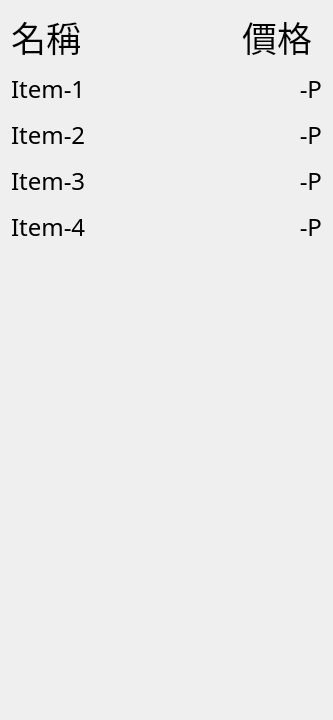
The window that scripts/UI_scripts/InGameUI.ui (MikeC-08/WF-Tradeable-items-Price-Checker) describes before a commit, drawn with Qt 5.
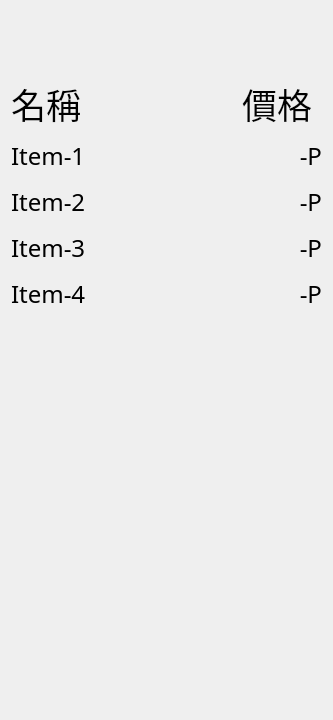
The same window after the commit.

The edit to the form file:
```diff
--- a/scripts/UI_scripts/InGameUI.ui
+++ b/scripts/UI_scripts/InGameUI.ui
@@ -14,7 +14,64 @@
    <string>Form</string>
   </property>
   <layout class="QGridLayout" name="gridLayout">
-   <item row="12" column="0">
+   <item row="0" column="0" colspan="2">
+    <widget class="QLabel" name="Message_holder">
+     <property name="font">
+      <font>
+       <family>微軟正黑體</family>
+       <pointsize>18</pointsize>
+      </font>
+     </property>
+     <property name="text">
+      <string/>
+     </property>
+    </widget>
+   </item>
+   <item row="11" column="1">
+    <widget class="QLabel" name="price_4">
+     <property name="minimumSize">
+      <size>
+       <width>0</width>
+       <height>40</height>
+      </size>
+     </property>
+     <property name="font">
+      <font>
+       <family>微軟正黑體</family>
+       <pointsize>18</pointsize>
+      </font>
+     </property>
+     <property name="text">
+      <string>-P</string>
+     </property>
+     <property name="alignment">
+      <set>Qt::AlignRight|Qt::AlignTrailing|Qt::AlignVCenter</set>
+     </property>
+    </widget>
+   </item>
+   <item row="9" column="1">
+    <widget class="QLabel" name="price_3">
+     <property name="minimumSize">
+      <size>
+       <width>0</width>
+       <height>40</height>
+      </size>
+     </property>
+     <property name="font">
+      <font>
+       <family>微軟正黑體</family>
+       <pointsize>18</pointsize>
+      </font>
+     </property>
+     <property name="text">
+      <string>-P</string>
+     </property>
+     <property name="alignment">
+      <set>Qt::AlignRight|Qt::AlignTrailing|Qt::AlignVCenter</set>
+     </property>
+    </widget>
+   </item>
+   <item row="14" column="0">
     <spacer name="verticalSpacer">
      <property name="orientation">
       <enum>Qt::Vertical</enum>
@@ -27,7 +84,7 @@
      </property>
     </spacer>
    </item>
-   <item row="0" column="1">
+   <item row="2" column="1">
     <widget class="QLabel" name="label">
      <property name="maximumSize">
       <size>
@@ -46,7 +103,7 @@
      </property>
     </widget>
    </item>
-   <item row="0" column="0">
+   <item row="2" column="0">
     <widget class="QLabel" name="Title">
      <property name="minimumSize">
       <size>
@@ -68,7 +125,7 @@
      </property>
     </widget>
    </item>
-   <item row="1" column="0">
+   <item row="3" column="0">
     <widget class="QLabel" name="item_1">
      <property name="font">
       <font>
@@ -81,7 +138,7 @@
      </property>
     </widget>
    </item>
-   <item row="1" column="1">
+   <item row="3" column="1">
     <widget class="QLabel" name="price_1">
      <property name="minimumSize">
       <size>
@@ -109,7 +166,7 @@
      </property>
     </widget>
    </item>
-   <item row="5" column="0">
+   <item row="7" column="0">
     <widget class="QLabel" name="item_2">
      <property name="font">
       <font>
@@ -122,7 +179,29 @@
      </property>
     </widget>
    </item>
-   <item row="7" column="0">
+   <item row="7" column="1">
+    <widget class="QLabel" name="price_2">
+     <property name="minimumSize">
+      <size>
+       <width>0</width>
+       <height>40</height>
+      </size>
+     </property>
+     <property name="font">
+      <font>
+       <family>微軟正黑體</family>
+       <pointsize>18</pointsize>
+      </font>
+     </property>
+     <property name="text">
+      <string>-P</string>
+     </property>
+     <property name="alignment">
+      <set>Qt::AlignRight|Qt::AlignTrailing|Qt::AlignVCenter</set>
+     </property>
+    </widget>
+   </item>
+   <item row="9" column="0">
     <widget class="QLabel" name="item_3">
      <property name="font">
       <font>
@@ -135,7 +214,7 @@
      </property>
     </widget>
    </item>
-   <item row="9" column="0">
+   <item row="11" column="0">
     <widget class="QLabel" name="item_4">
      <property name="font">
       <font>
@@ -148,69 +227,16 @@
      </property>
     </widget>
    </item>
-   <item row="5" column="1">
-    <widget class="QLabel" name="price_2">
-     <property name="minimumSize">
-      <size>
-       <width>0</width>
-       <height>40</height>
-      </size>
-     </property>
+   <item row="1" column="0" colspan="2">
+    <widget class="QLabel" name="Status_Holder">
      <property name="font">
       <font>
        <family>微軟正黑體</family>
-       <pointsize>18</pointsize>
+       <pointsize>12</pointsize>
       </font>
      </property>
      <property name="text">
-      <string>-P</string>
-     </property>
-     <property name="alignment">
-      <set>Qt::AlignRight|Qt::AlignTrailing|Qt::AlignVCenter</set>
-     </property>
-    </widget>
-   </item>
-   <item row="7" column="1">
-    <widget class="QLabel" name="price_3">
-     <property name="minimumSize">
-      <size>
-       <width>0</width>
-       <height>40</height>
-      </size>
-     </property>
-     <property name="font">
-      <font>
-       <family>微軟正黑體</family>
-       <pointsize>18</pointsize>
-      </font>
-     </property>
-     <property name="text">
-      <string>-P</string>
-     </property>
-     <property name="alignment">
-      <set>Qt::AlignRight|Qt::AlignTrailing|Qt::AlignVCenter</set>
-     </property>
-    </widget>
-   </item>
-   <item row="9" column="1">
-    <widget class="QLabel" name="price_4">
-     <property name="minimumSize">
-      <size>
-       <width>0</width>
-       <height>40</height>
-      </size>
-     </property>
-     <property name="font">
-      <font>
-       <family>微軟正黑體</family>
-       <pointsize>18</pointsize>
-      </font>
-     </property>
-     <property name="text">
-      <string>-P</string>
-     </property>
-     <property name="alignment">
-      <set>Qt::AlignRight|Qt::AlignTrailing|Qt::AlignVCenter</set>
+      <string/>
      </property>
     </widget>
    </item>
```
